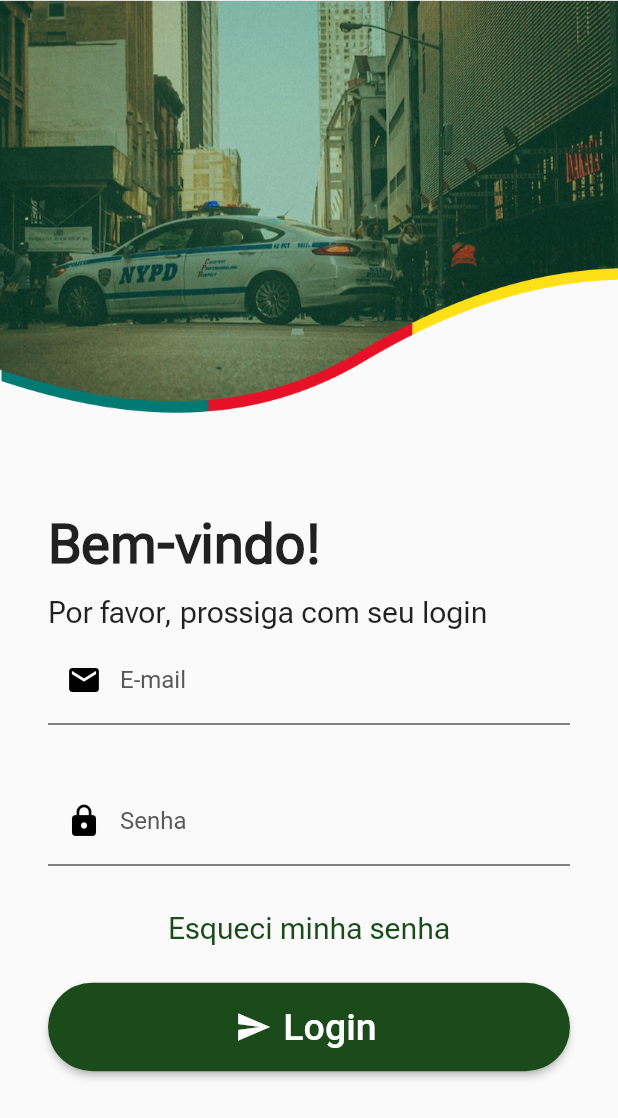
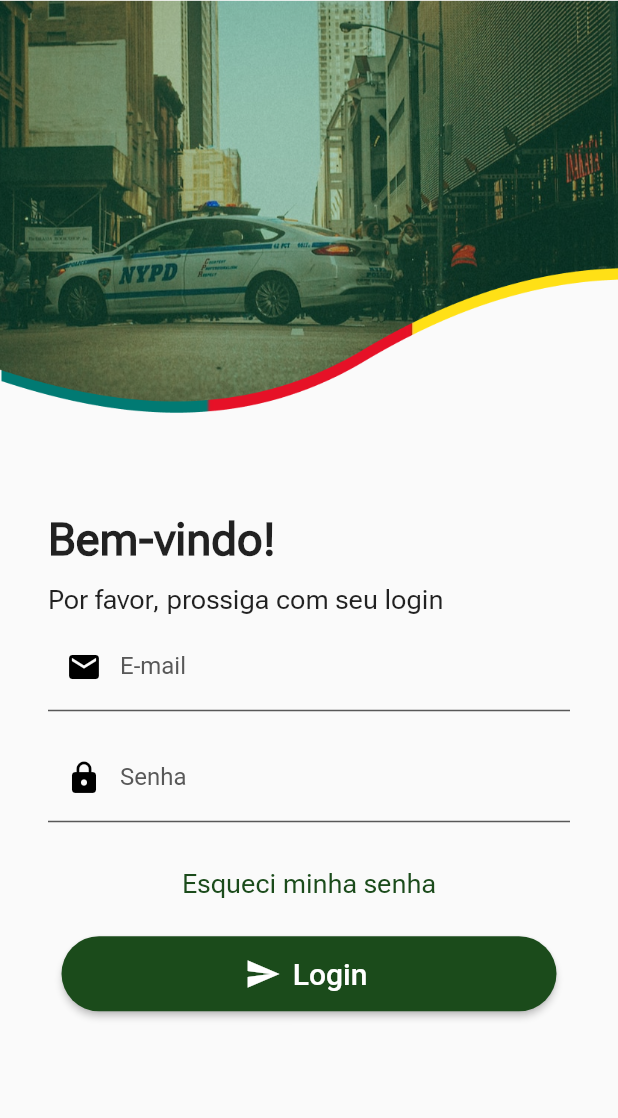
Before and after one commit to renanandreola/App-Brigada-Militar, a Flutter app: the screen it shows after launch, after a tap on "Fazer Login", on a phone screen of 412 x 824 dp. Shown: the top 1118 px of the screen. Run offline on Flutter 3.47's test engine with Material 2 defaults, Android fonts, the phone set to English and light mode, and no system bars.

Commit message:
Adjusts on fonts and spaces

```diff
--- a/lib/home.dart
+++ b/lib/home.dart
@@ -74,39 +74,45 @@ class _HomeAppState extends State<HomeApp> {
               //   ),
               // ),
               Image.asset('assets/images/rectangle.png'),
+
+              // User Name
               Padding(
-                  padding: EdgeInsets.only(left: 32, right: 32, top: 12),
+                  padding: EdgeInsets.only(left: 32, right: 32, top: 5),
                   child: Row(
                     children: [
                       Text("Olá, ",
                           style: TextStyle(
-                              fontSize: 30,
+                              fontSize: 20,
                               fontStyle: FontStyle.normal,
                               fontWeight: FontWeight.normal,
                               fontFamily: "RobotoFlex")),
                       Text(widget.userName,
                           style: TextStyle(
-                              fontSize: 30,
+                              fontSize: 20,
                               fontStyle: FontStyle.normal,
                               fontWeight: FontWeight.bold,
                               fontFamily: "RobotoFlex"))
                     ],
                   )),
+
+              // Text info
               Padding(
-                padding: EdgeInsets.only(left: 32, right: 32, top: 12),
+                padding: EdgeInsets.only(left: 32, right: 32, top: 5),
                 child: SizedBox(
                   width: double.infinity,
                   child: Text(
                     'Escolha entre os serviços abaixo:',
                     textAlign: TextAlign.start,
                     style: TextStyle(
-                        fontSize: 20,
+                        fontSize: 18,
                         fontStyle: FontStyle.normal,
                         fontWeight: FontWeight.normal,
                         fontFamily: "RobotoFlex"),
                   ),
                 ),
               ),
+
+              // Image 1 and 2
               Padding(
                 padding: EdgeInsets.only(top: 32),
                 child: Row(
@@ -123,6 +129,8 @@ class _HomeAppState extends State<HomeApp> {
                       )
                     ]),
               ),
+
+              // Image 3 and 4
               Padding(
                 padding: EdgeInsets.only(top: 32),
                 child: Row(
@@ -139,6 +147,8 @@ class _HomeAppState extends State<HomeApp> {
                       )
                     ]),
               ),
+
+              // Image 5 and 6
               Padding(
                 padding: EdgeInsets.only(top: 32),
                 child: Row(
--- a/lib/initialPage.dart
+++ b/lib/initialPage.dart
@@ -41,7 +41,7 @@ class _InitialPageState extends State<InitialPage> {
 
             // Novo Rumo
             Padding(
-              padding: EdgeInsets.only(left: 0, right: 0, top: 40),
+              padding: EdgeInsets.only(left: 0, right: 0, top: 15),
               child: Image.asset('assets/images/logo-novo-rumo.png'),
             ),
 
@@ -52,7 +52,7 @@ class _InitialPageState extends State<InitialPage> {
                 'NOVO RUMO',
                 textAlign: TextAlign.start,
                 style: TextStyle(
-                    fontSize: 40,
+                    fontSize: 30,
                     fontStyle: FontStyle.normal,
                     fontWeight: FontWeight.bold,
                     fontFamily: "RobotoFlex"),
@@ -66,7 +66,7 @@ class _InitialPageState extends State<InitialPage> {
                 child: Text(
                   'Fazer Login',
                   style: TextStyle(
-                      fontSize: 24,
+                      fontSize: 20,
                       fontStyle: FontStyle.normal,
                       fontWeight: FontWeight.w600,
                       fontFamily: "RobotoFlex"),
@@ -74,7 +74,7 @@ class _InitialPageState extends State<InitialPage> {
                 style: ElevatedButton.styleFrom(
                   primary: Color.fromARGB(255, 27, 75, 27),
                   elevation: 2,
-                  fixedSize: Size(350, 59),
+                  fixedSize: Size(330, 50),
                   shape: RoundedRectangleBorder(
                     borderRadius: BorderRadius.circular(30),
                   ),
@@ -90,7 +90,7 @@ class _InitialPageState extends State<InitialPage> {
                 child: Text(
                   'Atualizar 7ways',
                   style: TextStyle(
-                      fontSize: 24,
+                      fontSize: 20,
                       fontStyle: FontStyle.normal,
                       fontWeight: FontWeight.w600,
                       fontFamily: "RobotoFlex",
@@ -99,7 +99,7 @@ class _InitialPageState extends State<InitialPage> {
                 style: ElevatedButton.styleFrom(
                   primary: Color.fromARGB(255, 255, 255, 255),
                   elevation: 2,
-                  fixedSize: Size(350, 59),
+                  fixedSize: Size(330, 50),
                   side: BorderSide(
                       width: 2.0, color: Color.fromARGB(255, 27, 75, 27)),
                   shape: RoundedRectangleBorder(
--- a/lib/login.dart
+++ b/lib/login.dart
@@ -54,7 +54,7 @@ class _LoginState extends State<Login> {
                   'Bem-vindo!',
                   textAlign: TextAlign.start,
                   style: TextStyle(
-                      fontSize: 36,
+                      fontSize: 30,
                       fontStyle: FontStyle.normal,
                       fontWeight: FontWeight.bold,
                       fontFamily: "RobotoFlex"),
@@ -71,7 +71,7 @@ class _LoginState extends State<Login> {
                   'Por favor, prossiga com seu login',
                   textAlign: TextAlign.start,
                   style: TextStyle(
-                      fontSize: 20,
+                      fontSize: 18,
                       fontStyle: FontStyle.normal,
                       fontWeight: FontWeight.normal,
                       fontFamily: "RobotoFlex"),
@@ -114,7 +114,7 @@ class _LoginState extends State<Login> {
 
                     // Password
                     Padding(
-                      padding: EdgeInsets.only(left: 32, right: 32, top: 35),
+                      padding: EdgeInsets.only(left: 32, right: 32, top: 15),
                       child: TextFormField(
                         validator: (value) {
                           if (value == null || value.isEmpty) {
@@ -151,7 +151,7 @@ class _LoginState extends State<Login> {
                           "Esqueci minha senha",
                           style: const TextStyle(
                               color: Color.fromARGB(255, 27, 75, 27),
-                              fontSize: 20,
+                              fontSize: 18,
                               fontStyle: FontStyle.normal,
                               fontWeight: FontWeight.w400,
                               fontFamily: "RobotoFlex"),
@@ -166,7 +166,7 @@ class _LoginState extends State<Login> {
                         style: ElevatedButton.styleFrom(
                           primary: Color.fromARGB(255, 27, 75, 27),
                           elevation: 2,
-                          fixedSize: Size(350, 59),
+                          fixedSize: Size(330, 50),
                           shape: RoundedRectangleBorder(
                             borderRadius:
                                 BorderRadius.circular(30), // <-- Radius
@@ -178,7 +178,7 @@ class _LoginState extends State<Login> {
                           size: 24.0,
                         ),
                         label: Text('Login',
-                            style: TextStyle(fontSize: 25)), // <-- Text
+                            style: TextStyle(fontSize: 20)), // <-- Text
                       ),
                     )
                   ],
```
